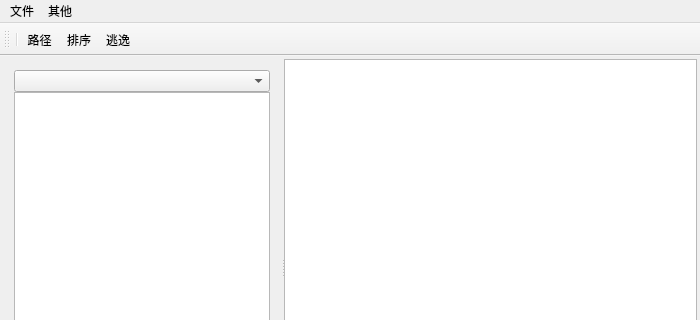
First picture: the form in mainwindow.ui, repository grandiloquent/Qt-Notepad, before the edit; both pictures show x 0 to 700 and y 0 to 320 of the 700 by 500 pixel window.
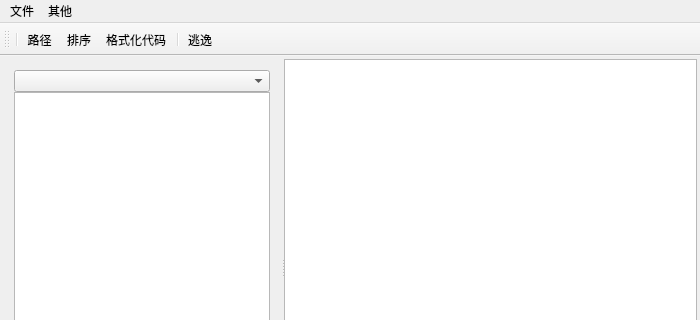
Second picture: the form after the edit.

Diff of the .ui file:
```diff
--- a/mainwindow.ui
+++ b/mainwindow.ui
@@ -149,6 +149,8 @@
    <addaction name="separator"/>
    <addaction name="actionFormatPath"/>
    <addaction name="actionSort"/>
+   <addaction name="actionFormatCode"/>
+   <addaction name="separator"/>
    <addaction name="actionEscape"/>
   </widget>
   <widget class="QStatusBar" name="statusBar"/>
@@ -180,6 +182,11 @@
     <string>逃逸</string>
    </property>
   </action>
+  <action name="actionFormatCode">
+   <property name="text">
+    <string>格式化代码</string>
+   </property>
+  </action>
  </widget>
  <layoutdefault spacing="6" margin="11"/>
  <resources/>
```
